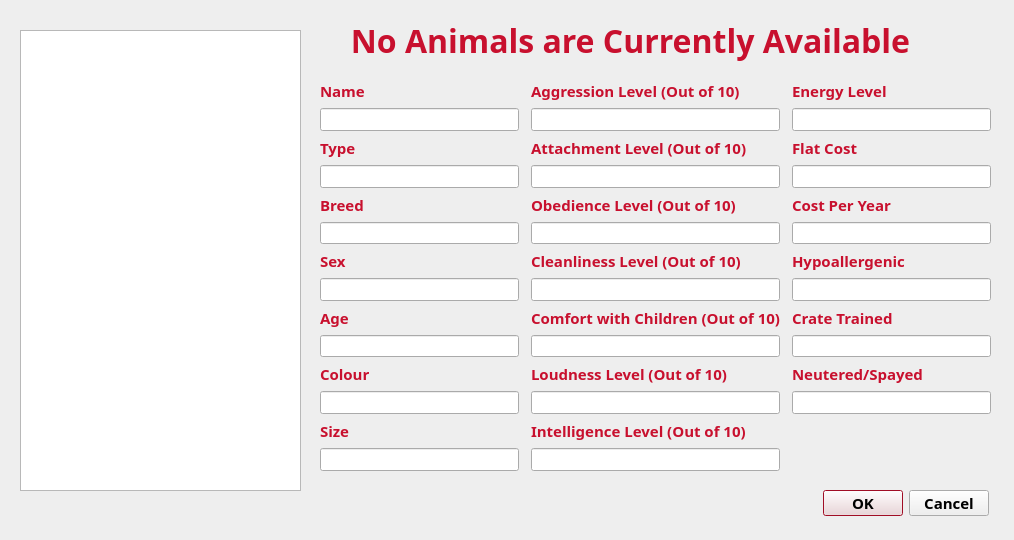
First picture: the form in cuACS/viewanimals.ui, repository cameronhawtin/Animal-Farm-cuACS, before the edit.
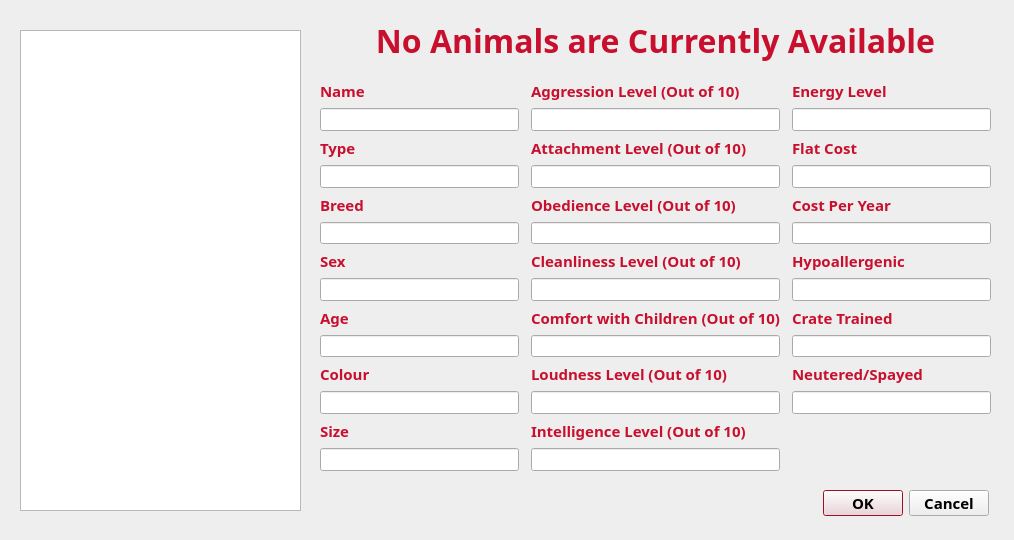
Second picture: the form after the edit.

Patch:
```diff
--- a/cuACS/viewanimals.ui
+++ b/cuACS/viewanimals.ui
@@ -145,31 +145,10 @@
      <x>20</x>
      <y>30</y>
      <width>281</width>
-     <height>461</height>
+     <height>481</height>
     </rect>
    </property>
   </widget>
-  <widget class="QLabel" name="titleLabel">
-   <property name="geometry">
-    <rect>
-     <x>340</x>
-     <y>20</y>
-     <width>581</width>
-     <height>41</height>
-    </rect>
-   </property>
-   <property name="font">
-    <font>
-     <pointsize>24</pointsize>
-    </font>
-   </property>
-   <property name="text">
-    <string>No Animals are Currently Available</string>
-   </property>
-   <property name="alignment">
-    <set>Qt::AlignCenter</set>
-   </property>
-  </widget>
   <widget class="QWidget" name="gridLayoutWidget">
    <property name="geometry">
     <rect>
@@ -437,6 +416,33 @@
     <set>QDialogButtonBox::Cancel|QDialogButtonBox::Ok</set>
    </property>
   </widget>
+  <widget class="QWidget" name="horizontalLayoutWidget">
+   <property name="geometry">
+    <rect>
+     <x>320</x>
+     <y>10</y>
+     <width>671</width>
+     <height>61</height>
+    </rect>
+   </property>
+   <layout class="QHBoxLayout" name="horizontalLayout">
+    <item>
+     <widget class="QLabel" name="titleLabel">
+      <property name="font">
+       <font>
+        <pointsize>24</pointsize>
+       </font>
+      </property>
+      <property name="text">
+       <string>No Animals are Currently Available</string>
+      </property>
+      <property name="alignment">
+       <set>Qt::AlignCenter</set>
+      </property>
+     </widget>
+    </item>
+   </layout>
+  </widget>
  </widget>
  <resources/>
  <connections>
```
